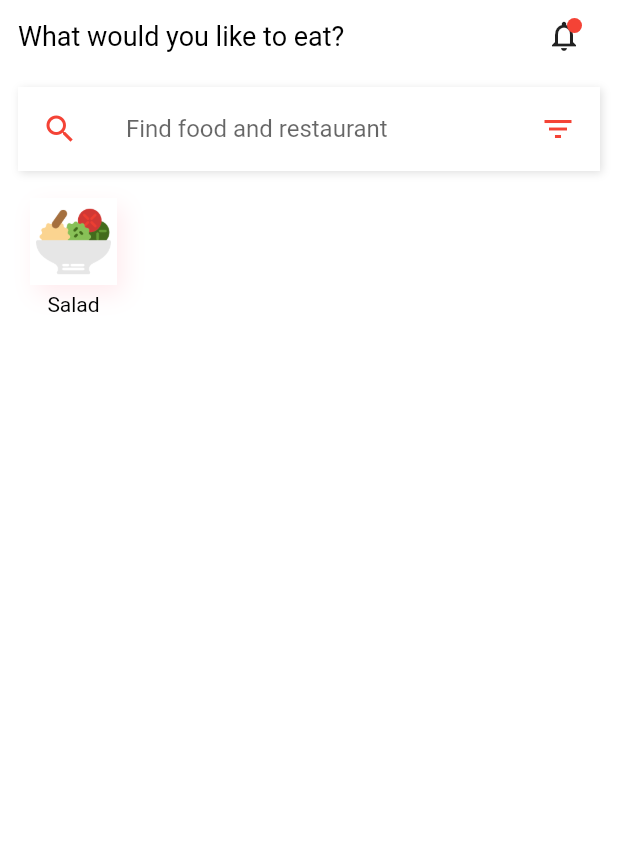
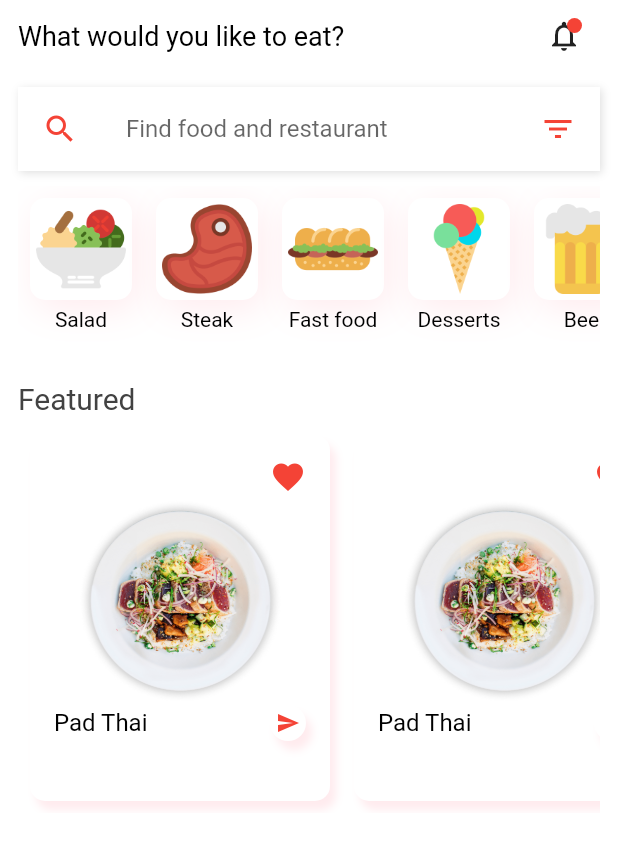
Before and after one commit to kharioki/Food_app, a Flutter app: the screen it shows after launch, on a phone screen of 412 x 824 dp. Shown: the top 848 px of the screen. Run offline on Flutter 3.47's test engine with Material 2 defaults, Android fonts, the phone set to English and light mode, and no system bars.

Commit message:
featured food

```diff
--- a/lib/screens/home_screen.dart
+++ b/lib/screens/home_screen.dart
@@ -77,6 +77,83 @@ class _HomeScreenState extends State<HomeScreen> {
             ),
             SizedBox(height: 10),
             Categories(),
+            SizedBox(height: 10),
+            CustomText(
+              text: 'Featured',
+              size: 20,
+              color: grey[800],
+            ),
+            SizedBox(height: 5),
+            Container(
+              height: 260,
+              child: ListView.builder(
+                scrollDirection: Axis.horizontal,
+                itemCount: 2,
+                itemBuilder: (_, index) => Container(
+                  padding: const EdgeInsets.all(16.0),
+                  margin: EdgeInsets.all(8),
+                  height: 240,
+                  width: 200,
+                  decoration: BoxDecoration(
+                    color: white,
+                    borderRadius: BorderRadius.circular(10),
+                    boxShadow: [
+                      BoxShadow(
+                        color: red[50],
+                        offset: Offset(4, 6),
+                        blurRadius: 4,
+                      ),
+                    ],
+                  ),
+                  child: Column(
+                    children: [
+                      Align(
+                        alignment: Alignment.topRight,
+                        child: Icon(
+                          Icons.favorite,
+                          color: red,
+                        ),
+                      ),
+                      Image.asset(
+                        'assets/images/plate1.png',
+                        height: 140,
+                        width: 140,
+                      ),
+                      Row(
+                        mainAxisAlignment: MainAxisAlignment.spaceBetween,
+                        children: [
+                          CustomText(
+                            text: 'Pad Thai',
+                          ),
+                          Container(
+                            width: 24,
+                            height: 24,
+                            decoration: BoxDecoration(
+                              color: white,
+                              borderRadius: BorderRadius.circular(12),
+                              boxShadow: [
+                                BoxShadow(
+                                  color: red[50],
+                                  offset: Offset(4, 6),
+                                  blurRadius: 4,
+                                ),
+                              ],
+                            ),
+                            child: Center(
+                              child: Icon(
+                                Icons.send,
+                                color: red,
+                                size: 16,
+                              ),
+                            ),
+                          ),
+                        ],
+                      ),
+                    ],
+                  ),
+                ),
+              ),
+            ),
           ],
         ),
       ),
--- a/lib/widgets/categories.dart
+++ b/lib/widgets/categories.dart
@@ -3,7 +3,14 @@ import 'package:food_app/constants.dart';
 import 'package:food_app/models/category.dart';
 import 'package:food_app/widgets/customText.dart';
 
-List<Category> categoriesList = [Category(image: 'salad.png', name: 'Salad')];
+List<Category> categoriesList = [
+  Category(image: 'salad.png', name: 'Salad'),
+  Category(image: 'steak.png', name: 'Steak'),
+  Category(image: 'sandwich.png', name: 'Fast food'),
+  Category(image: 'ice-cream.png', name: 'Desserts'),
+  Category(image: 'pint.png', name: 'Beer'),
+  Category(image: 'fish.png', name: 'Sea food'),
+];
 
 class Categories extends StatelessWidget {
   @override
@@ -21,11 +28,12 @@ class Categories extends StatelessWidget {
                 Container(
                   decoration: BoxDecoration(
                     color: white,
+                    borderRadius: BorderRadius.circular(10),
                     boxShadow: [
                       BoxShadow(
                         color: red[50],
                         offset: Offset(4, 6),
-                        blurRadius: 12,
+                        blurRadius: 20,
                       ),
                     ],
                   ),
@@ -33,7 +41,7 @@ class Categories extends StatelessWidget {
                     padding: const EdgeInsets.all(4.0),
                     child: Image.asset(
                       'assets/images/${categoriesList[index].image}',
-                      width: 50,
+                      width: 60,
                     ),
                   ),
                 ),
```
